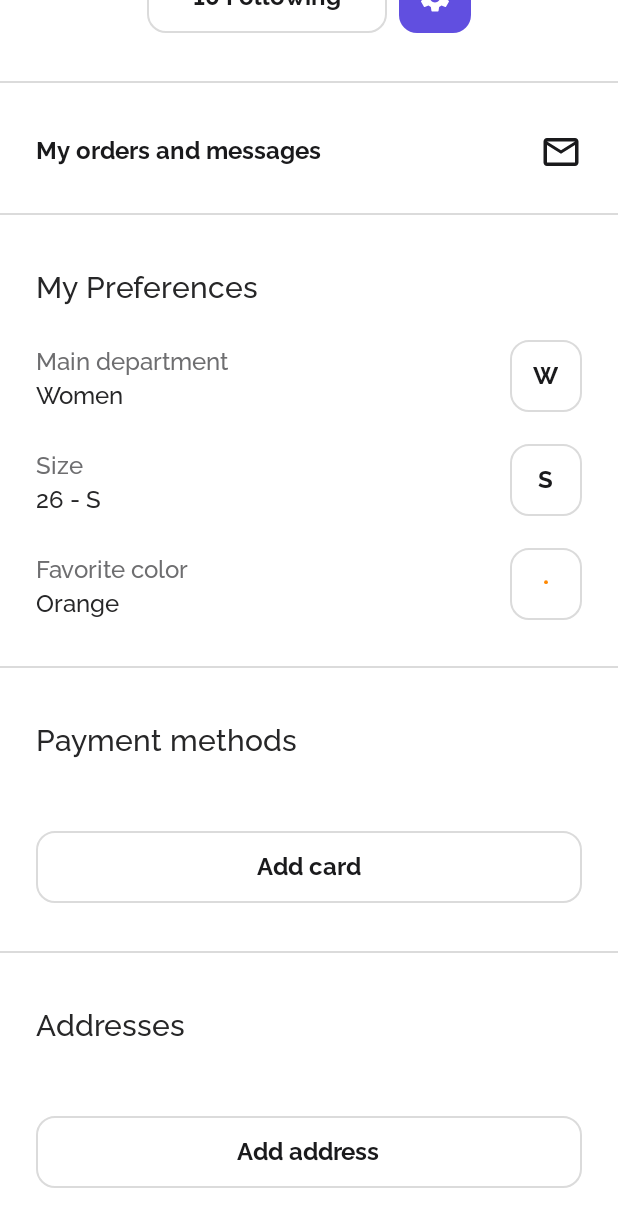
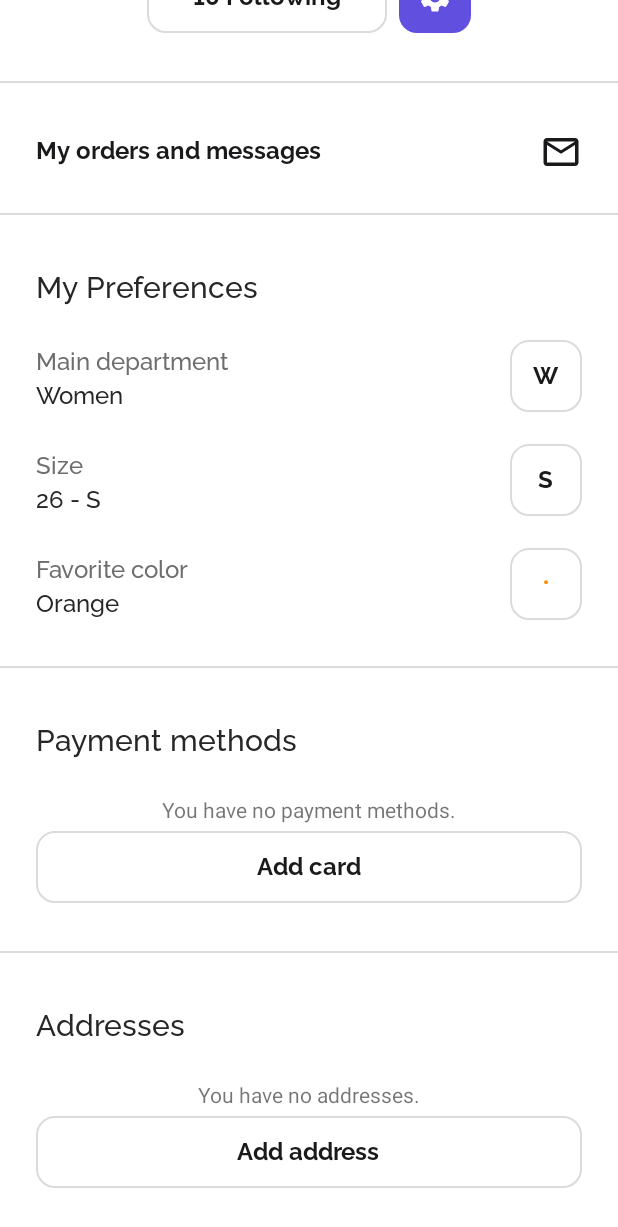
Before and after one commit to Giederius/Listings-Kotlin, an Android app: the layout fragment_profile.xml on its own in the app's theme, with its tools: preview values and no code run, scrolled down 319 dp, on a phone screen of 412 x 824 dp. Shown: the top 1227 px of the screen. Run offline under Robolectric (Android 15) with nearby library versions, the phone set to English and light mode, and no system bars.

```diff
--- a/app/src/main/java/com/giedriusmecius/listings/data/local/User.kt
+++ b/app/src/main/java/com/giedriusmecius/listings/data/local/User.kt
@@ -1,6 +1,5 @@
 package com.giedriusmecius.listings.data.local
 
-import com.giedriusmecius.listings.data.remote.model.CardType
 import com.squareup.moshi.JsonClass
 import java.io.Serializable
 
@@ -47,5 +46,5 @@ data class PaymentMethod(
 ) : Serializable
 
 enum class CardType {
-    VISA, MasterCard
+    VISA, MASTERCARD
 }
--- a/app/src/main/java/com/giedriusmecius/listings/utils/extensions/FragmentExtensions.kt
+++ b/app/src/main/java/com/giedriusmecius/listings/utils/extensions/FragmentExtensions.kt
@@ -1,5 +1,6 @@
 package com.giedriusmecius.listings.utils.extensions
 
+import android.util.Log
 import androidx.annotation.IdRes
 import androidx.fragment.app.Fragment
 import androidx.lifecycle.Lifecycle
@@ -16,6 +17,7 @@ fun <T> Fragment.setNavigationResult(key: String, value: T) {
 fun <T> Fragment.getNavigationResult(@IdRes id: Int, key: String, onResult: (result: T) -> Unit) {
     try {
         val navBackStackEntry = findNavController().getBackStackEntry(id)
+        Log.d("MANO", navBackStackEntry.toString())
 
         val observer = LifecycleEventObserver { _, event ->
             if (event == Lifecycle.Event.ON_RESUME && navBackStackEntry.savedStateHandle.contains(
--- a/app/src/main/res/layout/fragment_profile.xml
+++ b/app/src/main/res/layout/fragment_profile.xml
@@ -254,6 +254,16 @@
             app:layout_constraintStart_toStartOf="parent"
             app:layout_constraintTop_toBottomOf="@id/thirdDivider" />
 
+        <TextView
+            android:id="@+id/profileNoPaymentMethods"
+            android:text="@string/profile.payments.noPaymentMethods"
+            android:layout_width="wrap_content"
+            android:layout_margin="24dp"
+            android:layout_height="wrap_content"
+            app:layout_constraintEnd_toEndOf="parent"
+            app:layout_constraintStart_toStartOf="parent"
+            app:layout_constraintTop_toBottomOf="@id/paymentMethodsTitle"/>
+
         <androidx.recyclerview.widget.RecyclerView
             android:id="@+id/profilePaymentMethodRecyclerView"
             android:layout_width="match_parent"
@@ -312,6 +322,16 @@
             app:layout_constraintStart_toStartOf="parent"
             app:layout_constraintTop_toBottomOf="@id/fifthDivider" />
 
+        <TextView
+            android:id="@+id/profileNoAddresses"
+            android:text="@string/profile.addresses.noAddresses"
+            android:layout_width="wrap_content"
+            android:padding="24dp"
+            android:layout_height="wrap_content"
+            app:layout_constraintEnd_toEndOf="parent"
+            app:layout_constraintStart_toStartOf="parent"
+            app:layout_constraintTop_toBottomOf="@id/addressesTitle"/>
+
         <androidx.recyclerview.widget.RecyclerView
             android:id="@+id/addressesRecyclerView"
             android:layout_width="match_parent"
--- a/app/src/main/res/values/strings.xml
+++ b/app/src/main/res/values/strings.xml
@@ -25,10 +25,15 @@
     <string name="profile.mainDepartment">Main department</string>
     <string name="profile.favoriteColor">Favorite color</string>
     <string name="profile.paymentMethods">Payment methods</string>
+    <string name="profile.payments.noPaymentMethods">You have no payment methods.</string>
+    <string name="profile.payments.cardNumber">****%1$s</string>
+
     <string name="profile.addresses">Addresses</string>
     <string name="profile.addresses.addButton">Add address</string>
     <string name="profile.addresses.editAddress">Edit address</string>
     <string name="profile.addresses.deleteAddress">Delete address</string>
+    <string name="profile.addresses.noAddresses">You have no addresses.</string>
+
 
     // Profile Drawers Fragment
     <string name="profileDrawers.title">Drawers</string>
```
Also changed, not shown: app/src/main/java/com/giedriusmecius/listings/data/remote/model/CC.kt (deleted, +0 -15 lines), app/src/main/java/com/giedriusmecius/listings/ui/common/groupie/PaymentMethodCardItem.kt (+7 -1 lines), app/src/main/java/com/giedriusmecius/listings/ui/profile/ProfileAddCardDialogFragment.kt (+13 -14 lines), app/src/main/java/com/giedriusmecius/listings/ui/profile/ProfileFragment.kt (+42 -35 lines), app/src/main/java/com/giedriusmecius/listings/ui/profile/ProfileState.kt (+17 -2 lines), app/src/main/java/com/giedriusmecius/listings/ui/profile/ProfileViewModel.kt (+9 -2 lines), app/src/main/java/com/giedriusmecius/listings/ui/profileDrawers/ProfileDrawersViewModel.kt (+0 -8 lines).
